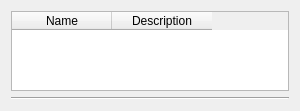
gonicus/clacks, file agent/src/clacks/agent/data/templates/default/sambaUserWorkstations.ui: the form before one commit.
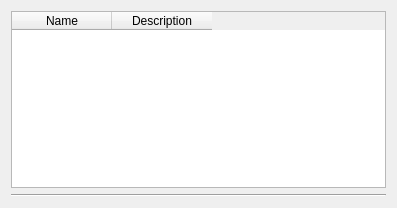
The form after the commit.

What changed in the file:
```diff
--- a/agent/src/clacks/agent/data/templates/default/sambaUserWorkstations.ui
+++ b/agent/src/clacks/agent/data/templates/default/sambaUserWorkstations.ui
@@ -6,8 +6,8 @@
    <rect>
     <x>0</x>
     <y>0</y>
-    <width>300</width>
-    <height>111</height>
+    <width>397</width>
+    <height>208</height>
    </rect>
   </property>
   <property name="windowTitle">
```
Left out of the diff: 2 changed lines with no effect on the pictures.
